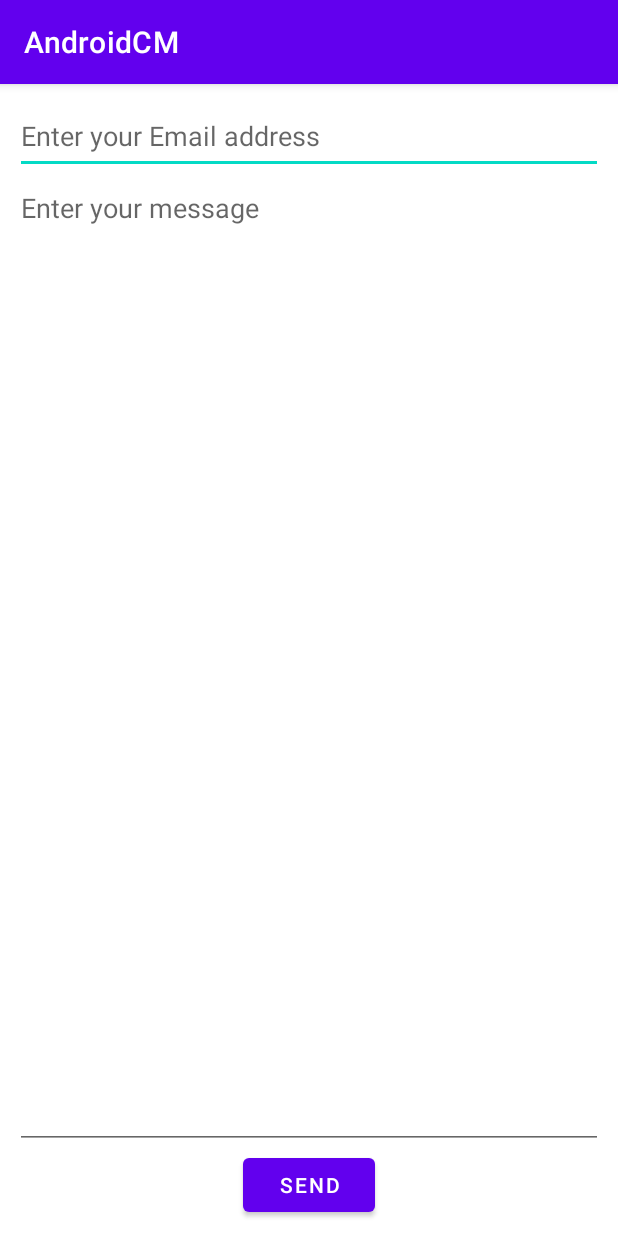
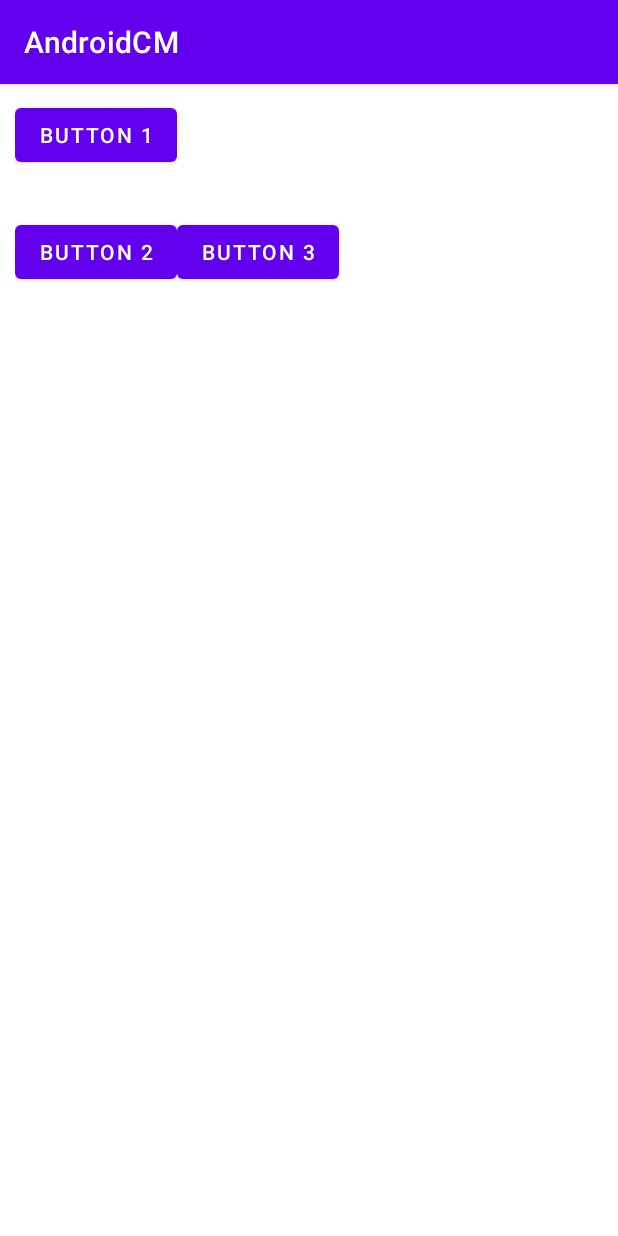
Before and after one commit to nthungvn/android-complete-masterclass, an Android app: the screen it shows after launch (MainActivity), on a phone screen of 412 x 824 dp. Run offline under Robolectric (Android 15) with nearby library versions, the phone set to English and light mode, and no system bars.

Commit message:
Relative layout

```diff
--- a/app/src/main/res/layout/activity_main.xml
+++ b/app/src/main/res/layout/activity_main.xml
@@ -1,30 +1,32 @@
 <?xml version="1.0" encoding="utf-8"?>
-<LinearLayout xmlns:android="http://schemas.android.com/apk/res/android"
+<RelativeLayout xmlns:android="http://schemas.android.com/apk/res/android"
     xmlns:tools="http://schemas.android.com/tools"
     android:layout_width="match_parent"
     android:layout_height="match_parent"
     android:orientation="vertical"
     android:padding="10dp"
-    tools:context=".MainActivity" >
+    tools:context=".MainActivity">
 
-    <EditText
-        android:layout_width="match_parent"
-        android:layout_height="50dp"
-        android:hint="Enter your Email address" />
+    <Button
+        android:id="@+id/button1"
+        android:layout_width="wrap_content"
+        android:layout_height="wrap_content"
+        android:text="Button 1" />
 
-    <EditText
-        android:id="@+id/editTextTextMultiLine"
-        android:layout_width="match_parent"
-        android:layout_height="0dp"
-        android:layout_weight="1"
-        android:gravity="top"
-        android:hint="Enter your message"
-        android:inputType="textMultiLine" />
+    <Button
+        android:id="@+id/button2"
+        android:layout_width="wrap_content"
+        android:layout_height="wrap_content"
+        android:layout_below="@id/button1"
+        android:layout_marginTop="30dp"
+        android:text="Button 2" />
 
     <Button
         android:layout_width="wrap_content"
         android:layout_height="wrap_content"
-        android:layout_gravity="center"
-        android:text="Send" />
+        android:layout_below="@id/button1"
+        android:layout_alignBaseline="@id/button2"
+        android:layout_toRightOf="@id/button2"
+        android:text="Button 3" />
 
-</LinearLayout>
+</RelativeLayout>
```
